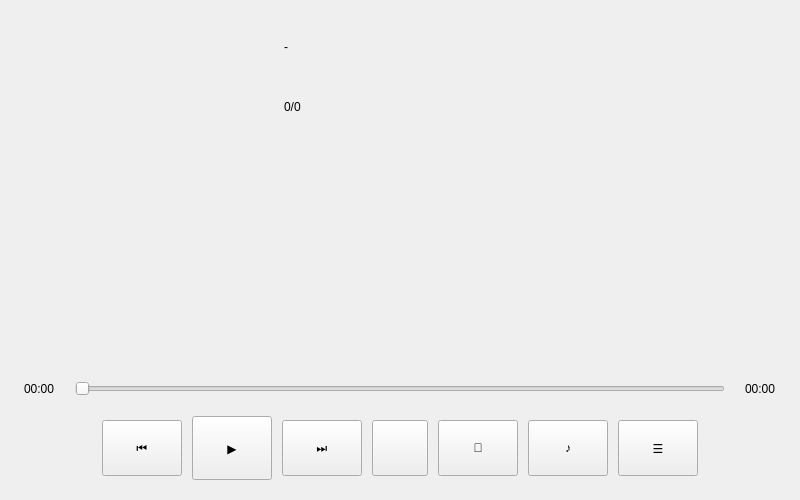
Old version of the form playwidget.ui in the repository Attention-C7/MusicPlayer.
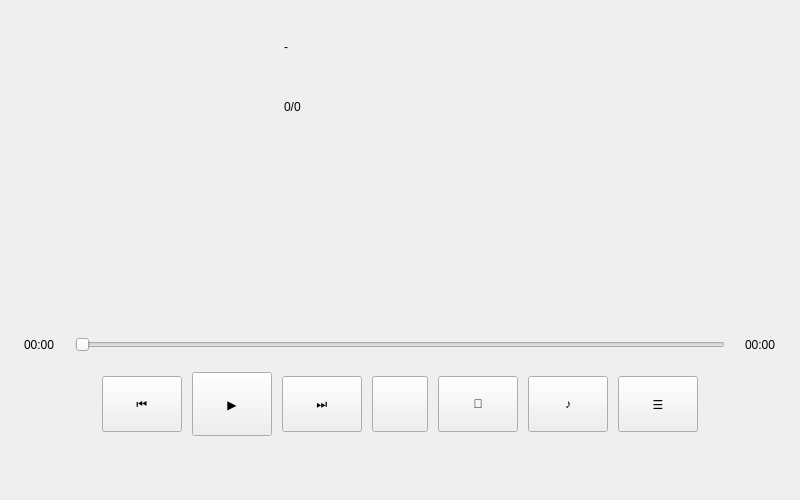
New version of the form. Custom widgets are drawn as their Qt base class.

Commit message: fix(ui): reserve space for voice strip and fix voice panel chrome/layout

```diff
--- a/playwidget.ui
+++ b/playwidget.ui
@@ -27,7 +27,7 @@
     <number>24</number>
    </property>
    <property name="bottomMargin">
-    <number>20</number>
+    <number>64</number>
    </property>
    <item>
     <layout class="QHBoxLayout" name="horizontalLayout_top">
```
The commit also changes 2 other files.
